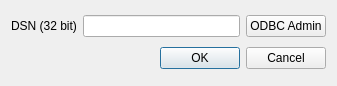
Old version of the form databasedlg.ui in the repository acraig5075/kbutwa-utils.
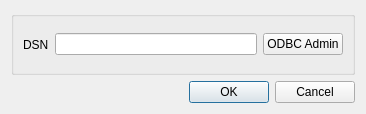
New version of the form.

Commit message: Introduced ViewTest dialog, currently supports only read-only view of component tests.

```diff
--- a/databasedlg.ui
+++ b/databasedlg.ui
@@ -6,8 +6,8 @@
    <rect>
     <x>0</x>
     <y>0</y>
-    <width>337</width>
-    <height>86</height>
+    <width>366</width>
+    <height>114</height>
    </rect>
   </property>
   <property name="sizePolicy">
@@ -21,11 +21,17 @@
   </property>
   <layout class="QVBoxLayout" name="verticalLayout">
    <item>
+    <widget class="QGroupBox" name="groupBox">
+     <property name="title">
+      <string/>
+     </property>
+     <layout class="QHBoxLayout" name="horizontalLayout_2">
+      <item>
     <layout class="QHBoxLayout" name="horizontalLayout">
      <item>
       <widget class="QLabel" name="label">
        <property name="text">
-        <string>DSN (32 bit)</string>
+           <string>DSN</string>
        </property>
       </widget>
      </item>
@@ -40,6 +46,9 @@
       </widget>
      </item>
     </layout>
+      </item>
+     </layout>
+    </widget>
    </item>
    <item>
     <widget class="QDialogButtonBox" name="buttonBox">
```
Lines whose indentation alone changed are shown as unchanged. The commit also changes 7 other files.
